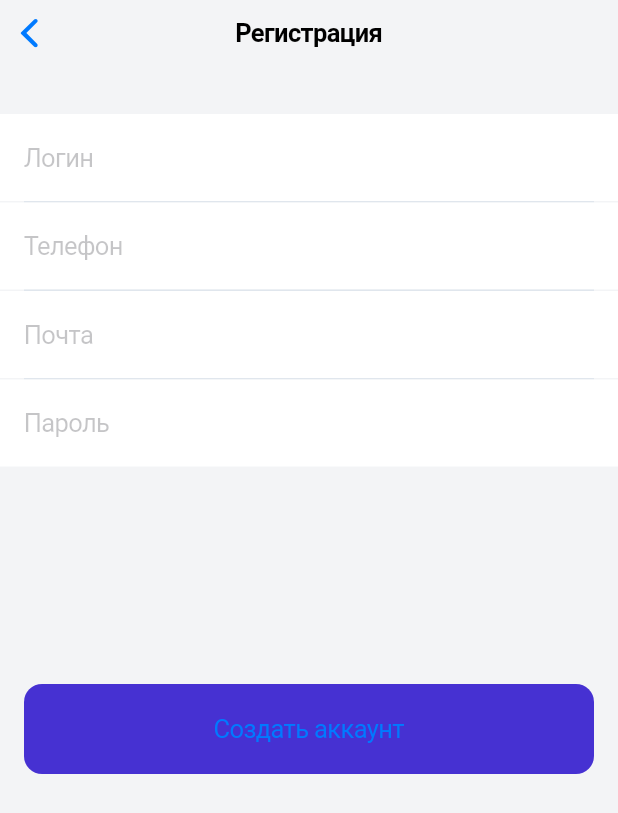
After one commit to kmonnikas/first_app, a Flutter app: the RegisterScreen screen opened directly, on a phone screen of 412 x 824 dp. The commit adds this screen. Shown: the top 813 px of the screen. Run offline on Flutter 3.47's test engine with Material 3 defaults, Android fonts, the phone set to English and light mode, and no system bars.

Commit message:
сделала регистарцию

```diff
--- a/lib/main.dart
+++ b/lib/main.dart
@@ -1,4 +1,5 @@
 import 'package:firstapp/src/screens/auth/auth_screen.dart';
+import 'package:firstapp/src/screens/register/register_screen.dart';
 import 'package:flutter/cupertino.dart';
 import 'package:flutter/material.dart';
 
@@ -12,7 +13,8 @@ class MyApp extends StatelessWidget {
   @override
   Widget build(BuildContext context) {
     return CupertinoApp(
-      home: AuthScreen(),
+      home:       AuthScreen(),
+               // RegisterScreen()
     );
   }
 }
--- a/lib/src/screens/auth/auth_screen.dart
+++ b/lib/src/screens/auth/auth_screen.dart
@@ -1,3 +1,4 @@
+import 'package:firstapp/src/screens/register/register_screen.dart';
 import 'package:flutter/cupertino.dart';
 import 'package:flutter/material.dart';
 
@@ -51,7 +52,9 @@ class AuthScreen extends StatelessWidget {
             color: Color(0xFF4631d2),
             child: const Text('Зарегистрироваться',
             style: TextStyle(fontWeight: FontWeight.bold),
-            ), onPressed: () {}),
+            ), onPressed: () {
+            Navigator.of(context).push(MaterialPageRoute(builder: (context) => const RegisterScreen()));
+            }),
         )
       ],
     ),);
--- /dev/null
+++ b/lib/src/screens/register/register_screen.dart
@@ -0,0 +1,72 @@
+import 'package:flutter/cupertino.dart';
+import 'package:flutter/material.dart';
+
+class RegisterScreen extends StatelessWidget {
+  const RegisterScreen({super.key});
+
+  @override
+  Widget build(BuildContext context) {
+    return CupertinoPageScaffold(
+      backgroundColor: Color(0xFFf3f4f6),
+      navigationBar: CupertinoNavigationBar(
+        border: Border(),
+        backgroundColor: Color(0xFFFEFEFE) ,
+        middle: Text('Регистрация'),
+      ),
+      child: Padding(
+        padding: EdgeInsets.symmetric(vertical: 32),
+        child: Column(
+          crossAxisAlignment: CrossAxisAlignment.stretch,
+          children: [
+            CupertinoTextField(placeholder: 'Логин',
+            decoration: BoxDecoration(
+            color: Colors.white
+            ),
+            padding: EdgeInsets.symmetric(vertical: 19, horizontal: 16),
+            ),
+            Container(
+            height: 1,
+            color: Color(0xFFE0E6ED),
+            margin: EdgeInsets.symmetric(horizontal: 16),
+            ),
+            CupertinoTextField(placeholder: 'Телефон',
+            decoration: BoxDecoration(
+              color: Colors.white
+            ),
+            padding: EdgeInsets.symmetric(vertical: 19, horizontal: 16),),
+            Container(
+            height: 1,
+            color: Color(0xFFE0E6ED),
+            margin: EdgeInsets.symmetric(horizontal: 16),
+            ),
+            CupertinoTextField(placeholder: 'Почта',
+            decoration: BoxDecoration(
+              color: Colors.white
+            ),
+            padding: EdgeInsets.symmetric(vertical: 19, horizontal: 16),
+            ),
+            Container(
+            height: 1,
+            color: Color(0xFFE0E6ED),
+            margin: EdgeInsets.symmetric(horizontal: 16),
+            ),
+            CupertinoTextField(placeholder: 'Пароль',
+            decoration: BoxDecoration(
+              color: Colors.white
+            ),
+            padding: EdgeInsets.symmetric(vertical: 19, horizontal: 16),),
+            SizedBox(height: 145,),
+            Padding(
+              padding: const EdgeInsets.symmetric(horizontal: 16),
+              child: CupertinoButton(
+              padding: EdgeInsets.symmetric(vertical: 20),
+              child: Text('Создать аккаунт'),
+              color: Color(0xFF4631d2),
+               onPressed: () {}),
+            )
+          ],
+        ),
+      ),
+    );
+  }
+}
```
